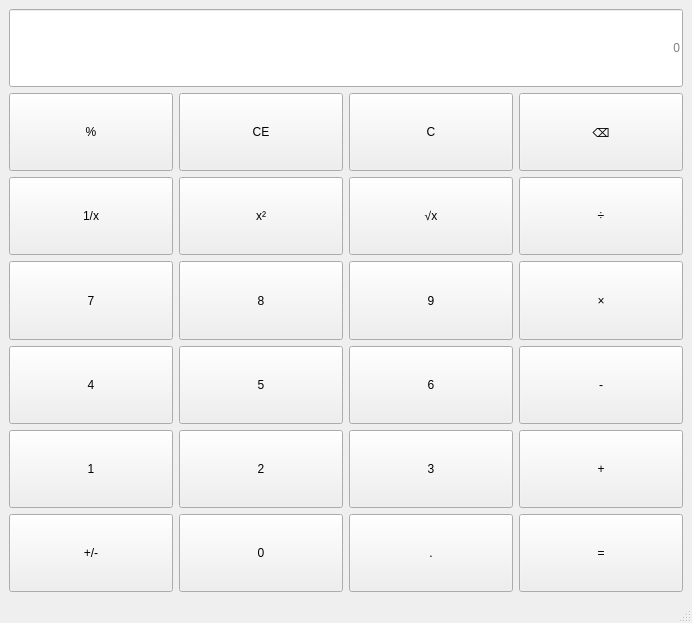
First picture: the form in CalcDemo/mainwindow.ui, repository yie213/QtCourse, before the edit.
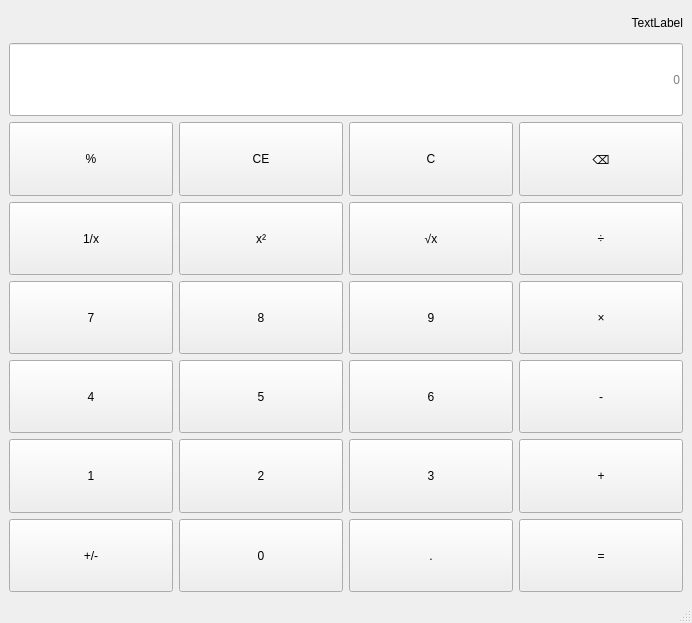
Second picture: the form after the edit.

Commit message: 完成四则运算和计算状态管理；增加算式展示功能

```diff
--- a/CalcDemo/mainwindow.ui
+++ b/CalcDemo/mainwindow.ui
@@ -15,6 +15,28 @@
   </property>
   <widget class="QWidget" name="centralwidget">
    <layout class="QVBoxLayout" name="verticalLayout">
+    <item>
+     <widget class="QLabel" name="label_exp">
+      <property name="minimumSize">
+       <size>
+        <width>0</width>
+        <height>28</height>
+       </size>
+      </property>
+      <property name="maximumSize">
+       <size>
+        <width>16777215</width>
+        <height>28</height>
+       </size>
+      </property>
+      <property name="text">
+       <string>TextLabel</string>
+      </property>
+      <property name="alignment">
+       <set>Qt::AlignRight|Qt::AlignTrailing|Qt::AlignVCenter</set>
+      </property>
+     </widget>
+    </item>
     <item>
      <layout class="QGridLayout" name="gridLayout">
       <item row="1" column="2">
```
The commit also changes 2 other files.
